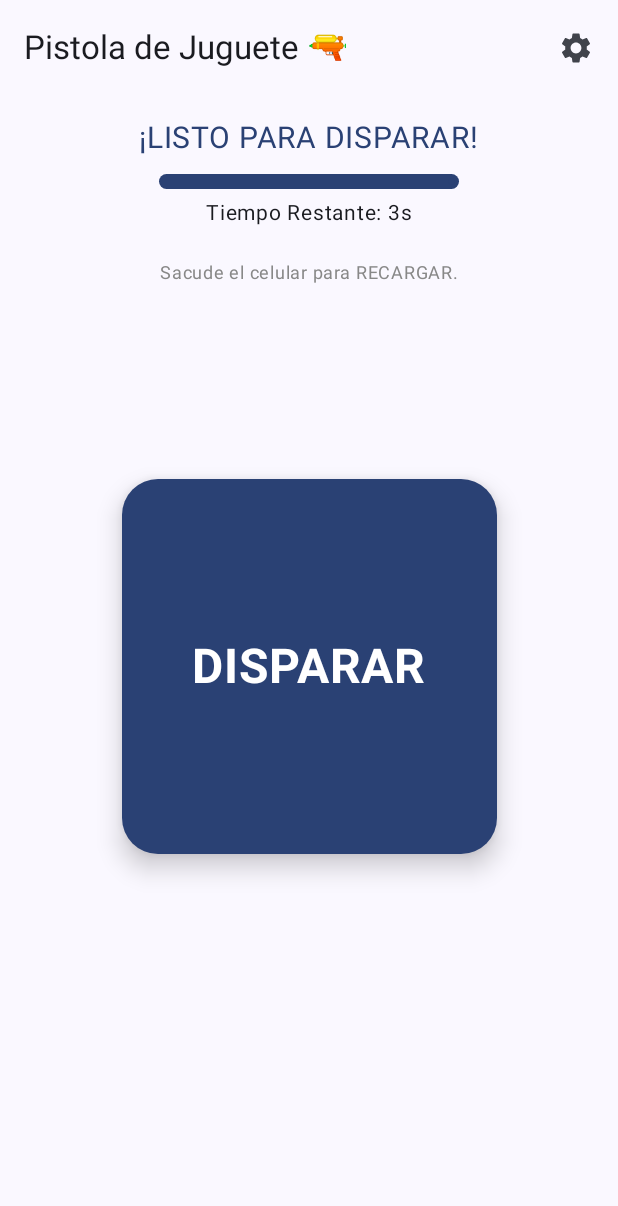
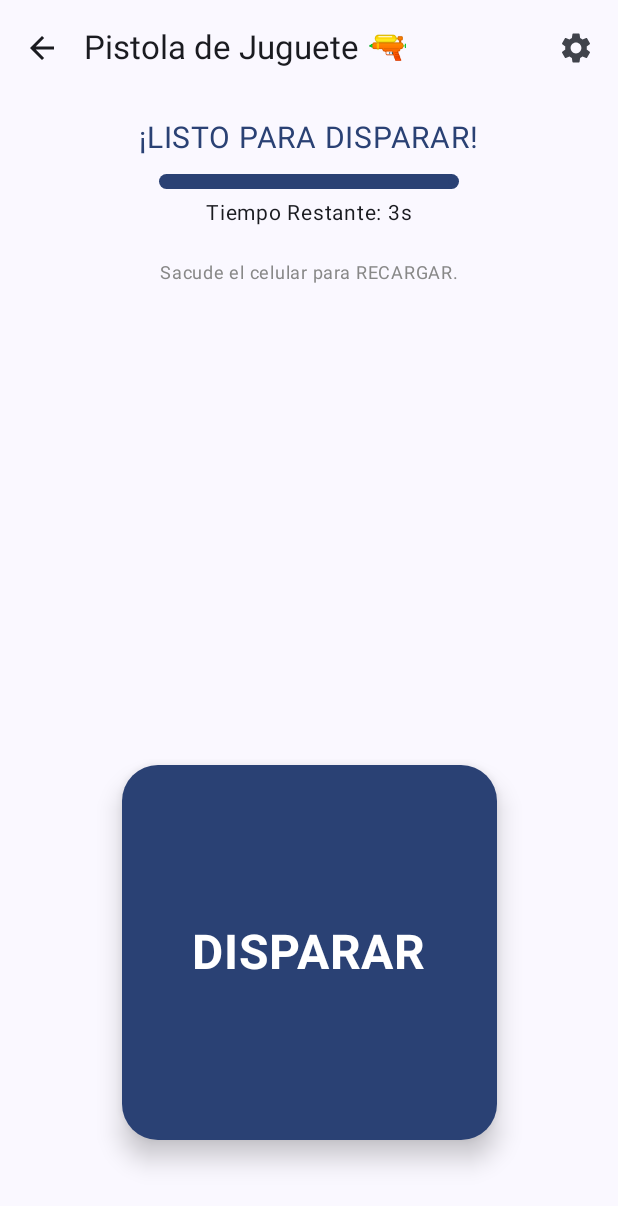
Before and after one commit to RaulOlguin/PistolaPiumPiumApp, an Android app built with Jetpack Compose: the GunAppRoute screen opened through its navigation route, on a phone screen of 412 x 824 dp. Shown: the top 1206 px of the screen. Run offline under Robolectric (Android 15) with nearby library versions, the phone set to English and light mode, and no system bars; our stand-ins replace Room's generated code.

Commit message:
crea mensajes y lee mensajes desde firestore, modificaciones a la interfaz de pistola.

```diff
--- a/app/src/main/java/cl/pistolapiumpium/MainActivity.kt
+++ b/app/src/main/java/cl/pistolapiumpium/MainActivity.kt
@@ -67,9 +67,7 @@ class MainActivity : ComponentActivity() {
             viewModel.reload()
         }
 
-        // ================================================================== //
-        // AQUI ESTÁ EL CAMBIO PRINCIPAL (Paso 7)                             //
-        // ================================================================== //
+
         setContent {
             PistolaPiumPiumTheme {
                 // 1. Crea el controlador de navegación, que recuerda el estado
@@ -91,13 +89,16 @@ class MainActivity : ComponentActivity() {
 
                     // Define la pantalla del ARMA (GUN)
                     composable(route = AppRoutes.GUN) {
-                        // Aquí llamamos al Composable que conecta el ViewModel con la UI
-                        GunAppRoute(viewModel = viewModel)
+                            GunAppRoute(
+                            viewModel = viewModel,
+                            onNavigateBack = { navController.popBackStack() } // <-- ¡LA CONEXIÓN FINAL!
+                        )
                     }
 
                     // Define la pantalla del FORO (FORUM)
                     composable(route = AppRoutes.FORUM) {
                         ForumScreen(
+
                            onNavigateBack = { navController.popBackStack() }
                         )
                     }
--- a/app/src/main/java/cl/pistolapiumpium/ui/GunApp.kt
+++ b/app/src/main/java/cl/pistolapiumpium/ui/GunApp.kt
@@ -9,7 +9,9 @@ import cl.pistolapiumpium.ui.screens.GunScreen
 //          --- La conexión entre el ViewModel y la UI ---        //
 //==================================================================
 @Composable
-fun GunAppRoute(viewModel: GunViewModel) {
+fun GunAppRoute(viewModel: GunViewModel,
+                onNavigateBack: () -> Unit
+    ) {
     // Este Composable se encarga de "traducir" el ViewModel al estado que la UI espera
     val fireRemainingMs by viewModel.fireRemainingMs.collectAsState()
     val maxFireDurationMs by viewModel.maxFireDurationMs.collectAsState()
@@ -36,5 +38,5 @@ fun GunAppRoute(viewModel: GunViewModel) {
     }
 
     //GunApp(state = state, actions = actions)
-    GunScreen(state = state, actions = actions)
+    GunScreen(state = state, actions = actions, onNavigateBack = onNavigateBack)
 }
--- a/app/src/main/java/cl/pistolapiumpium/ui/screens/GunScreen.kt
+++ b/app/src/main/java/cl/pistolapiumpium/ui/screens/GunScreen.kt
@@ -3,12 +3,11 @@ package cl.pistolapiumpium.ui.screens
 import androidx.compose.runtime.getValue
 import androidx.compose.runtime.setValue
 
-// En: ui/screens/GunScreen.kt
-//package cl.pistolapiumpium.ui.screens
 
 // Añade todos los imports que te pida Android Studio (con Alt+Enter)
 import androidx.compose.foundation.layout.*
 import androidx.compose.material.icons.Icons
+import androidx.compose.material.icons.automirrored.filled.ArrowBack
 import androidx.compose.material.icons.filled.Settings
 import androidx.compose.material3.*
 import androidx.compose.runtime.*
@@ -24,6 +23,7 @@ import cl.pistolapiumpium.ui.*
 fun GunScreen( // <--- RENOMBRADO AQUÍ
     state: GunAppState,
     actions: GunAppActions,
+    onNavigateBack: () -> Unit,
     modifier: Modifier = Modifier
 ) {
     // El estado de si el diálogo es visible ahora vive aquí
@@ -38,6 +38,14 @@ fun GunScreen( // <--- RENOMBRADO AQUÍ
         topBar = {
             TopAppBar(
                 title = { Text("Pistola de Juguete 🔫") },
+                navigationIcon = {
+                    IconButton(onClick = onNavigateBack) { // Usa la nueva función
+                        Icon(
+                            imageVector = Icons.AutoMirrored.Filled.ArrowBack, // Icono de flecha
+                            contentDescription = "Volver a Home"
+                        )
+                    }
+                },
                 actions = {
                     IconButton(onClick = showSettings) {
                         Icon(
@@ -51,7 +59,7 @@ fun GunScreen( // <--- RENOMBRADO AQUÍ
     ) { paddingValues ->
         Box(modifier = Modifier
             .fillMaxSize()
-            .padding(paddingValues), contentAlignment = Alignment.Center) {
+            .padding(paddingValues)) {
             Column(horizontalAlignment = Alignment.CenterHorizontally, modifier = Modifier
                 .align(Alignment.TopCenter)
                 .padding(top = 16.dp)) {
@@ -80,7 +88,10 @@ fun GunScreen( // <--- RENOMBRADO AQUÍ
                 onClickStart = actions::onStartFiring,
                 onClickStop = actions::onStopFiring,
                 isGunEmpty = state.isGunEmpty,
-                onClickReload = actions::onReload
+                onClickReload = actions::onReload,
+                modifier = Modifier
+                    .align(Alignment.BottomCenter)
+                    .padding(bottom = 64.dp)
             )
 
             if (isSettingsVisible) {
```
Also changed, not shown: app/build.gradle.kts (+15 -0 lines), app/src/main/java/cl/pistolapiumpium/network/FirebaseTimestampDeserializer.kt (added, +36 -0 lines), app/src/main/java/cl/pistolapiumpium/network/ForumApi.kt (added, +27 -0 lines), app/src/main/java/cl/pistolapiumpium/network/ForumApiService.kt (+22 -10 lines), app/src/main/java/cl/pistolapiumpium/ui/screens/ForumScreen.kt (+102 -5 lines), app/src/main/java/cl/pistolapiumpium/ui/screens/ForumViewModel.kt (+36 -11 lines).
